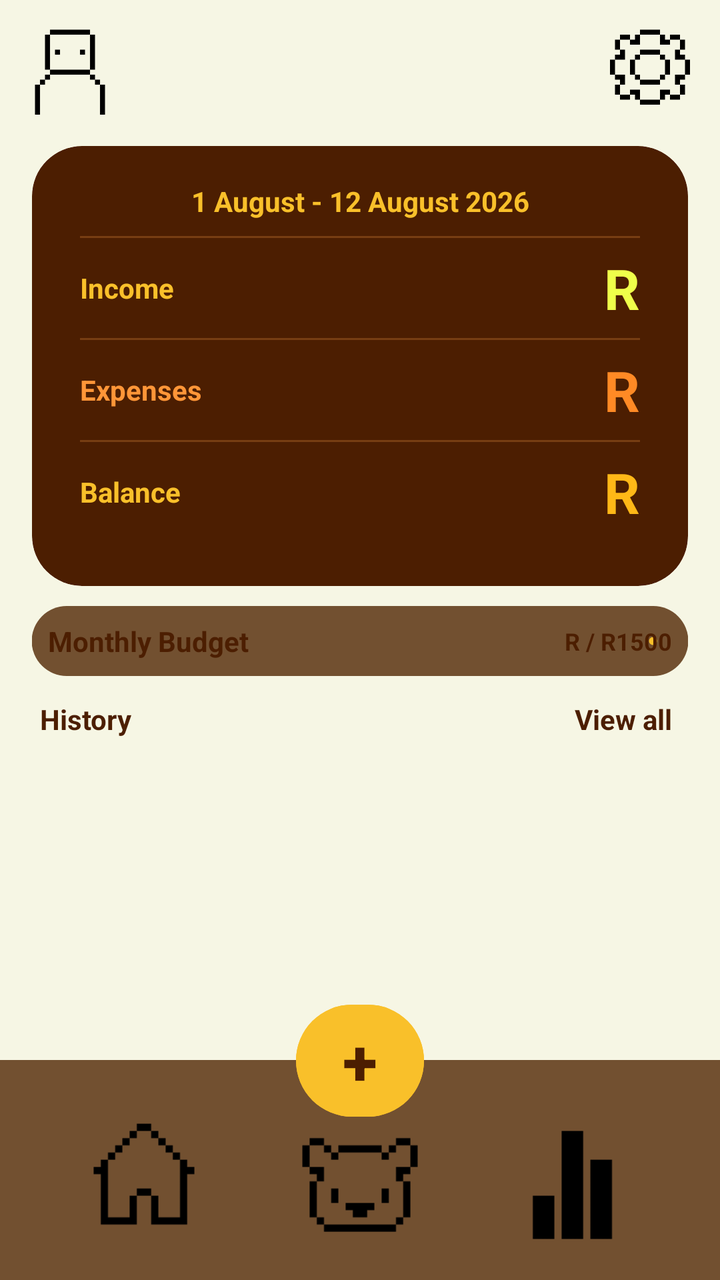
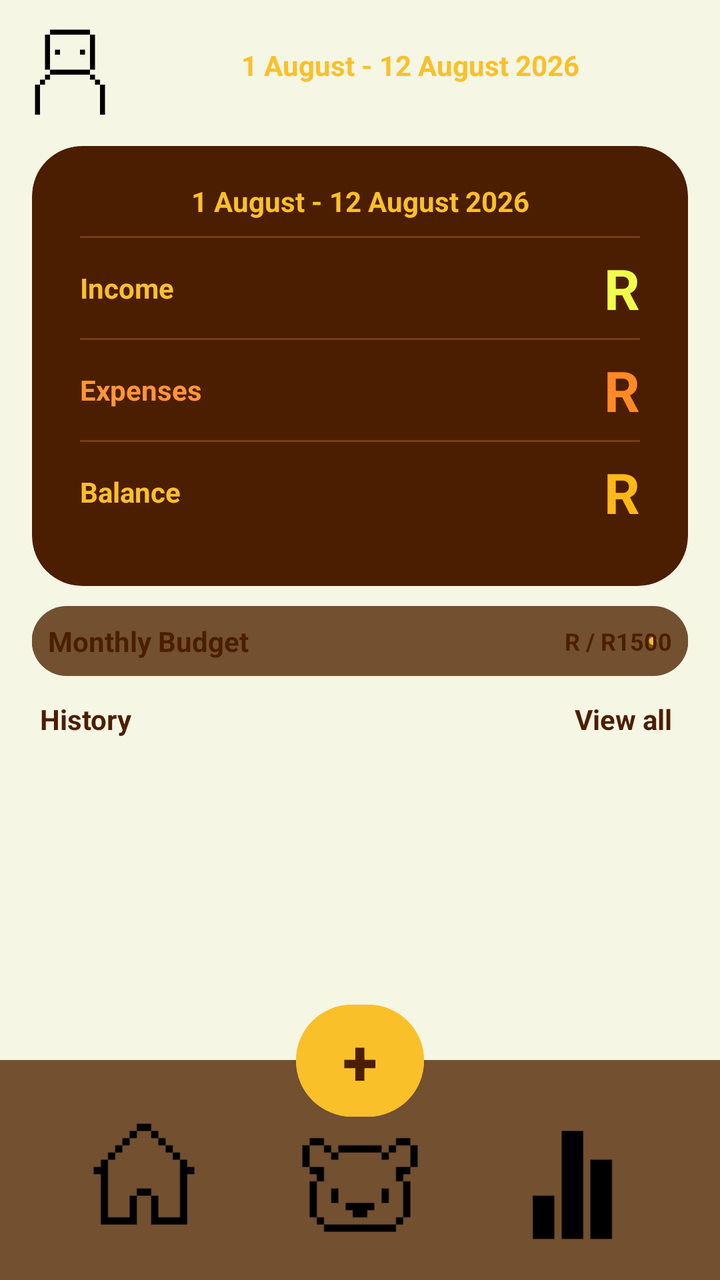

Compare the two renders of this Android layout. The source of the first and the diff that turns it into the second are given below.
<!-- AndroidManifest.xml: application theme Theme.BeeBudgetingLimited -->
<!-- res/layout/activity_home_screen.xml -->
<?xml version="1.0" encoding="utf-8"?>
<androidx.drawerlayout.widget.DrawerLayout
    xmlns:android="http://schemas.android.com/apk/res/android"
    xmlns:app="http://schemas.android.com/apk/res-auto"
    xmlns:tools="http://schemas.android.com/tools"
    android:id="@+id/main"
    android:layout_width="match_parent"
    android:layout_height="match_parent"
    android:background="#F6F6E4"
    tools:context=".HomeScreen">

    
    <androidx.constraintlayout.widget.ConstraintLayout
        android:layout_width="match_parent"
        android:layout_height="match_parent"
        android:background="#F6F6E4">

        
        
        

        <LinearLayout
            android:id="@+id/topBar"
            android:layout_width="0dp"
            android:layout_height="65dp"
            android:orientation="horizontal"
            android:gravity="center_vertical"
            android:paddingStart="10dp"
            android:paddingEnd="10dp"
            app:layout_constraintTop_toTopOf="parent"
            app:layout_constraintStart_toStartOf="parent"
            app:layout_constraintEnd_toEndOf="parent">

            <ImageButton
                android:id="@+id/ProfileBtn"
                android:layout_width="50dp"
                android:layout_height="50dp"
                android:background="@android:color/transparent"
                android:scaleType="fitCenter"
                app:srcCompat="@drawable/profileicon" />

            <View
                android:layout_width="0dp"
                android:layout_height="1dp"
                android:layout_weight="1" />

            <ImageButton
                android:id="@+id/Settingsbtn"
                android:layout_width="50dp"
                android:layout_height="50dp"
                android:background="@android:color/transparent"
                android:scaleType="fitCenter"
                app:srcCompat="@drawable/cogicon" />

        </LinearLayout>


        
        
        

        <androidx.cardview.widget.CardView
            android:id="@+id/overviewArea"
            android:layout_width="0dp"
            android:layout_height="220dp"
            android:layout_marginStart="16dp"
            android:layout_marginEnd="16dp"
            android:layout_marginTop="8dp"
            app:cardBackgroundColor="@color/Dark_brown"
            app:cardCornerRadius="25dp"
            app:cardElevation="0dp"
            app:layout_constraintTop_toBottomOf="@id/topBar"
            app:layout_constraintStart_toStartOf="parent"
            app:layout_constraintEnd_toEndOf="parent">

            <LinearLayout
                android:layout_width="match_parent"
                android:layout_height="match_parent"
                android:orientation="vertical"
                android:paddingStart="24dp"
                android:paddingEnd="24dp"
                android:paddingTop="10dp"
                android:paddingBottom="10dp">

                
                <TextView
                    android:id="@+id/tvPeriod"
                    android:layout_width="match_parent"
                    android:layout_height="35dp"
                    android:gravity="center"
                    android:text="1 August - 12 August 2026"
                    android:textColor="@color/Bright_yellow"
                    android:textSize="14sp"
                    android:textStyle="bold" />

                
                <View
                    android:layout_width="match_parent"
                    android:layout_height="1dp"
                    android:background="#8A4D1A"
                    android:alpha="0.7" />

                
                <LinearLayout
                    android:layout_width="match_parent"
                    android:layout_height="50dp"
                    android:orientation="horizontal"
                    android:gravity="center_vertical">

                    <TextView
                        android:id="@+id/tvIncomeLabel"
                        android:layout_width="0dp"
                        android:layout_height="wrap_content"
                        android:layout_weight="1"
                        android:text="Income"
                        android:textColor="@color/Bright_yellow"
                        android:textSize="14sp"
                        android:textStyle="bold" />

                    <TextView
                        android:id="@+id/tvIncomeTotal"
                        android:layout_width="wrap_content"
                        android:layout_height="wrap_content"
                        android:text="R"
                        android:textColor="#EFFF4A"
                        android:textSize="28sp"
                        android:textStyle="bold" />

                </LinearLayout>

                
                <View
                    android:layout_width="match_parent"
                    android:layout_height="1dp"
                    android:background="#8A4D1A"
                    android:alpha="0.7" />

                
                <LinearLayout
                    android:layout_width="match_parent"
                    android:layout_height="50dp"
                    android:orientation="horizontal"
                    android:gravity="center_vertical">

                    <TextView
                        android:id="@+id/tvExpensesLabel"
                        android:layout_width="0dp"
                        android:layout_height="wrap_content"
                        android:layout_weight="1"
                        android:text="Expenses"
                        android:textColor="#FF9638"
                        android:textSize="14sp"
                        android:textStyle="bold" />

                    <TextView
                        android:id="@+id/tvExpensesTotal"
                        android:layout_width="wrap_content"
                        android:layout_height="wrap_content"
                        android:text="R"
                        android:textColor="#FF8A25"
                        android:textSize="28sp"
                        android:textStyle="bold" />

                </LinearLayout>

                
                <View
                    android:layout_width="match_parent"
                    android:layout_height="1dp"
                    android:background="#8A4D1A"
                    android:alpha="0.7" />

                
                <LinearLayout
                    android:layout_width="match_parent"
                    android:layout_height="50dp"
                    android:orientation="horizontal"
                    android:gravity="center_vertical">

                    <TextView
                        android:id="@+id/tvBalanceLabel"
                        android:layout_width="0dp"
                        android:layout_height="wrap_content"
                        android:layout_weight="1"
                        android:text="Balance"
                        android:textColor="@color/Bright_yellow"
                        android:textSize="14sp"
                        android:textStyle="bold" />

                    <TextView
                        android:id="@+id/tvBalanceTotal"
                        android:layout_width="wrap_content"
                        android:layout_height="wrap_content"
                        android:text="R"
                        android:textColor="#FFB817"
                        android:textSize="28sp"
                        android:textStyle="bold" />

                </LinearLayout>

            </LinearLayout>

        </androidx.cardview.widget.CardView>


        
        
        

        <com.google.android.material.progressindicator.LinearProgressIndicator
            android:id="@+id/progressBarBudget"
            android:layout_width="0dp"
            android:layout_height="35dp"
            android:layout_marginStart="16dp"
            android:layout_marginEnd="16dp"
            android:layout_marginTop="10dp"
            android:max="100"
            android:progress="37"
            app:indicatorColor="@color/Bright_yellow"
            app:trackColor="@color/Gray_brown"
            app:trackCornerRadius="18dp"
            app:trackThickness="35dp"
            app:layout_constraintTop_toBottomOf="@id/overviewArea"
            app:layout_constraintStart_toStartOf="parent"
            app:layout_constraintEnd_toEndOf="parent" />

        <TextView
            android:id="@+id/tvBudgetTitle"
            android:layout_width="wrap_content"
            android:layout_height="wrap_content"
            android:layout_marginStart="8dp"
            android:text="Monthly Budget"
            android:textColor="@color/Dark_brown"
            android:textSize="14sp"
            android:textStyle="bold"
            app:layout_constraintStart_toStartOf="@id/progressBarBudget"
            app:layout_constraintTop_toTopOf="@id/progressBarBudget"
            app:layout_constraintBottom_toBottomOf="@id/progressBarBudget" />

        <TextView
            android:id="@+id/tvBudgetAmounts"
            android:layout_width="wrap_content"
            android:layout_height="wrap_content"
            android:layout_marginEnd="8dp"
            android:text="R / R1500"
            android:textColor="@color/Dark_brown"
            android:textSize="12sp"
            android:textStyle="bold"
            app:layout_constraintEnd_toEndOf="@id/progressBarBudget"
            app:layout_constraintTop_toTopOf="@id/progressBarBudget"
            app:layout_constraintBottom_toBottomOf="@id/progressBarBudget" />


        
        
        

        <TextView
            android:id="@+id/tvHistoryLabel"
            android:layout_width="wrap_content"
            android:layout_height="wrap_content"
            android:layout_marginStart="20dp"
            android:layout_marginTop="12dp"
            android:text="History"
            android:textColor="@color/Dark_brown"
            android:textSize="14sp"
            android:textStyle="bold"
            app:layout_constraintTop_toBottomOf="@id/progressBarBudget"
            app:layout_constraintStart_toStartOf="parent" />

        <TextView
            android:id="@+id/tvViewAll"
            android:layout_width="wrap_content"
            android:layout_height="wrap_content"
            android:layout_marginEnd="20dp"
            android:clickable="true"
            android:focusable="true"
            android:padding="4dp"
            android:text="View all"
            android:textColor="@color/Dark_brown"
            android:textSize="14sp"
            android:textStyle="bold"
            app:layout_constraintBottom_toBottomOf="@id/tvHistoryLabel"
            app:layout_constraintEnd_toEndOf="parent"
            app:layout_constraintTop_toTopOf="@id/tvHistoryLabel" />


        
        
        

        <androidx.recyclerview.widget.RecyclerView
            android:id="@+id/rvTransactionHistory"
            android:layout_width="0dp"
            android:layout_height="0dp"
            android:layout_marginStart="16dp"
            android:layout_marginEnd="16dp"
            android:layout_marginTop="6dp"
            android:clipToPadding="false"
            android:nestedScrollingEnabled="true"
            android:paddingBottom="10dp"
            app:layout_constraintTop_toBottomOf="@id/tvHistoryLabel"
            app:layout_constraintBottom_toTopOf="@id/bottomBarBackground"
            app:layout_constraintStart_toStartOf="parent"
            app:layout_constraintEnd_toEndOf="parent"
            tools:listitem="@layout/item_transaction" />


        
        
        

        <View
            android:id="@+id/bottomBarBackground"
            android:layout_width="0dp"
            android:layout_height="110dp"
            android:background="#725030"
            app:layout_constraintBottom_toBottomOf="parent"
            app:layout_constraintStart_toStartOf="parent"
            app:layout_constraintEnd_toEndOf="parent" />

        
        <ImageButton
            android:id="@+id/Homebtn"
            android:layout_width="72dp"
            android:layout_height="72dp"
            android:background="@android:color/transparent"
            android:scaleType="fitCenter"
            app:srcCompat="@drawable/houseicon"
            app:layout_constraintTop_toTopOf="@id/bottomBarBackground"
            app:layout_constraintBottom_toBottomOf="@id/bottomBarBackground"
            app:layout_constraintVertical_bias="0.65"
            app:layout_constraintStart_toStartOf="parent"
            app:layout_constraintEnd_toStartOf="@id/Barrybtn" />

        
        <ImageButton
            android:id="@+id/Barrybtn"
            android:layout_width="72dp"
            android:layout_height="72dp"
            android:background="@android:color/transparent"
            android:scaleType="fitCenter"
            app:srcCompat="@drawable/bearicon"
            app:layout_constraintTop_toTopOf="@id/bottomBarBackground"
            app:layout_constraintBottom_toBottomOf="@id/bottomBarBackground"
            app:layout_constraintVertical_bias="0.65"
            app:layout_constraintStart_toEndOf="@id/Homebtn"
            app:layout_constraintEnd_toStartOf="@id/Analyticsbtn" />

        
        <ImageButton
            android:id="@+id/Analyticsbtn"
            android:layout_width="72dp"
            android:layout_height="72dp"
            android:background="@android:color/transparent"
            android:scaleType="fitCenter"
            app:srcCompat="@drawable/analyticsicon"
            app:layout_constraintTop_toTopOf="@id/bottomBarBackground"
            app:layout_constraintBottom_toBottomOf="@id/bottomBarBackground"
            app:layout_constraintVertical_bias="0.65"
            app:layout_constraintStart_toEndOf="@id/Barrybtn"
            app:layout_constraintEnd_toEndOf="parent" />

        
        <Button
            android:id="@+id/Addbtn"
            android:layout_width="64dp"
            android:layout_height="64dp"
            android:backgroundTint="@color/Bright_yellow"
            android:text="+"
            android:textColor="@color/Dark_brown"
            android:textSize="32sp"
            android:textStyle="bold"
            app:layout_constraintTop_toTopOf="@id/bottomBarBackground"
            app:layout_constraintStart_toStartOf="parent"
            app:layout_constraintEnd_toEndOf="parent"
            android:layout_marginTop="-32dp" />

    </androidx.constraintlayout.widget.ConstraintLayout>

</androidx.drawerlayout.widget.DrawerLayout>
<!-- res/layout/item_transaction.xml (included above) -->
<?xml version="1.0" encoding="utf-8"?>
<androidx.cardview.widget.CardView xmlns:android="http://schemas.android.com/apk/res/android"
    xmlns:app="http://schemas.android.com/apk/res-auto"
    android:layout_width="match_parent"
    android:layout_height="wrap_content"
    android:layout_marginHorizontal="5dp"
    android:layout_marginVertical="4dp"
    app:cardBackgroundColor="@color/Gray_brown"
    app:cardCornerRadius="16dp"
    app:cardElevation="0dp">

    <RelativeLayout
        android:layout_width="match_parent"
        android:layout_height="wrap_content"
        android:padding="16dp">

        
        <TextView
            android:id="@+id/tvCategoryTitle"
            android:layout_width="wrap_content"
            android:layout_height="wrap_content"
            android:text="Dining out"
            android:textColor="@android:color/white"
            android:textSize="16sp"
            android:textStyle="bold" />

        
        <TextView
            android:id="@+id/tvTransactionNote"
            android:layout_width="wrap_content"
            android:layout_height="wrap_content"
            android:layout_below="@id/tvCategoryTitle"
            android:layout_marginTop="2dp"
            android:text="Note: Gift for mom"
            android:textColor="#C5B395"
            android:textSize="12sp"
            android:visibility="gone" />

        
        <TextView
            android:id="@+id/tvTransactionAmount"
            android:layout_width="wrap_content"
            android:layout_height="wrap_content"
            android:layout_alignParentEnd="true"
            android:layout_centerVertical="true"
            android:text="-R250"
            android:textColor="@color/Bright_yellow"
            android:textSize="18sp"
            android:textStyle="bold" />

    </RelativeLayout>

    <LinearLayout
        android:layout_width="match_parent"
        android:layout_height="match_parent"
        android:layout_marginVertical="50dp"
        android:orientation="vertical">

        <ImageView
            android:id="@+id/ivTransactionPhoto"
            android:layout_width="match_parent"
            android:layout_height="wrap_content"
            app:srcCompat="@drawable/cameraicon" />
    </LinearLayout>
</androidx.cardview.widget.CardView>
<!-- resources referenced by this layout -->
<resources>
  <color name="Bright_yellow">#f9c02a</color>
  <color name="Dark_brown">#4c1e01</color>
  <color name="Gray_brown">#725030</color>
  <!-- drawable analyticsicon: png bitmap (drawable, 346 bytes) -->
  <!-- drawable bearicon: png bitmap (drawable, 423 bytes) -->
  <!-- drawable cameraicon: png bitmap (drawable, 405 bytes) -->
  <!-- drawable cogicon: png bitmap (drawable, 702 bytes) -->
  <!-- drawable houseicon: png bitmap (drawable, 405 bytes) -->
  <!-- drawable profileicon: png bitmap (drawable, 471 bytes) -->
  <style name="Theme.BeeBudgetingLimited" parent="Base.Theme.BeeBudgetingLimited" />
  <style name="Base.Theme.BeeBudgetingLimited" parent="Theme.Material3.DayNight.NoActionBar">
          
          
      </style>
</resources>

<!-- the commit's change to res/layout/activity_home_screen.xml (unified diff, before → after) -->
@@ -39,10 +39,15 @@
                 android:scaleType="fitCenter"
                 app:srcCompat="@drawable/profileicon" />
 
-            <View
-                android:layout_width="0dp"
-                android:layout_height="1dp"
-                android:layout_weight="1" />
+            <TextView
+                android:id="@+id/DailyStreak"
+                android:layout_width="match_parent"
+                android:layout_height="35dp"
+                android:gravity="center"
+                android:text="1 August - 12 August 2026"
+                android:textColor="@color/Bright_yellow"
+                android:textSize="14sp"
+                android:textStyle="bold" />
 
             <ImageButton
                 android:id="@+id/Settingsbtn"
